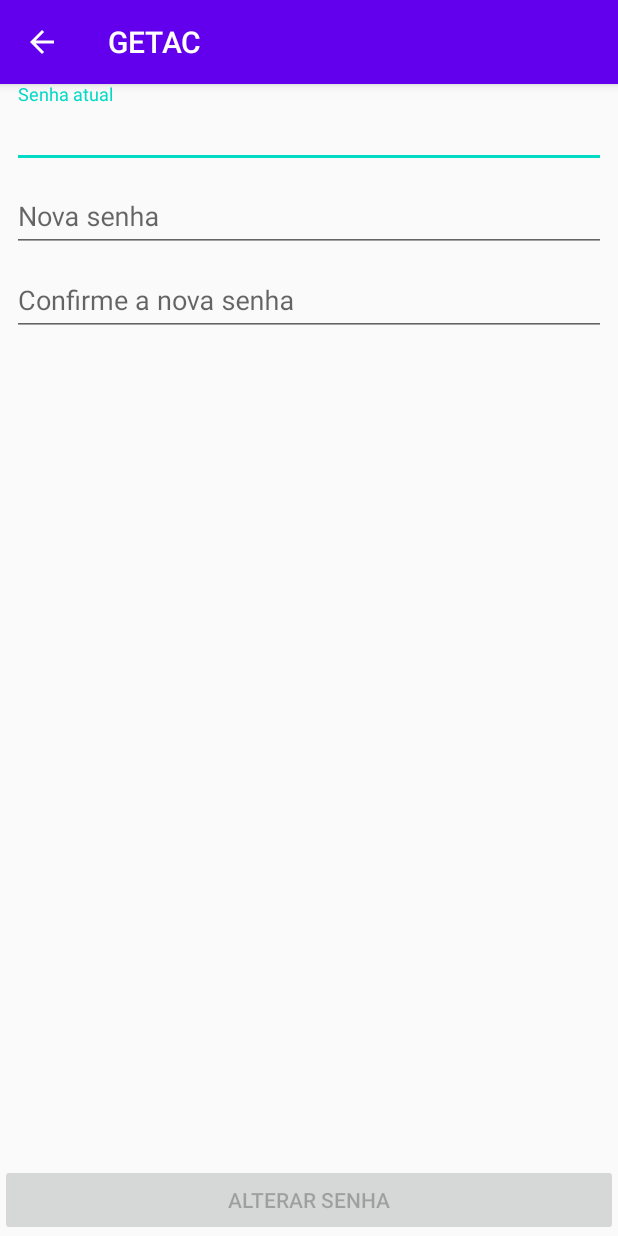
After one commit to GKyomen/GETAC, an Android app: the EditPasswordActivity screen opened directly, with no data from a screen before it, on a phone screen of 412 x 824 dp. The commit adds this screen. Run offline under Robolectric (Android 15) with nearby library versions, the phone set to English and light mode, and no system bars.

Commit message:
#7 - added change password screen

```diff
--- a/iBuildApp1/app/src/main/AndroidManifest.xml
+++ b/iBuildApp1/app/src/main/AndroidManifest.xml
@@ -9,10 +9,10 @@
         android:roundIcon="@mipmap/ic_launcher_round"
         android:supportsRtl="true"
         android:theme="@style/AppTheme">
+        <activity android:name=".EditPasswordActivity"></activity>
         <activity
             android:name=".LoginActivity"
-            android:theme="@style/Theme.AppCompat.Light.NoActionBar">
-        </activity>
+            android:theme="@style/Theme.AppCompat.Light.NoActionBar"></activity>
         <activity android:name=".EditPersonalInfoActivity" />
         <activity android:name=".EditAccountActivity" />
         <activity
--- a/iBuildApp1/app/src/main/java/com/ibuild/getac/EditAccountActivity.kt
+++ b/iBuildApp1/app/src/main/java/com/ibuild/getac/EditAccountActivity.kt
@@ -8,6 +8,7 @@
 class EditAccountActivity : AppCompatActivity() {
 
     private lateinit var editPersonalInfoBtn: LinearLayout
+    private lateinit var editPasswordBtn: LinearLayout
 
     override fun onCreate(savedInstanceState: Bundle?) {
         super.onCreate(savedInstanceState)
@@ -16,9 +17,15 @@
         supportActionBar?.setDisplayHomeAsUpEnabled(true)
 
         editPersonalInfoBtn = findViewById(R.id.btnAccountInfo)
+        editPasswordBtn = findViewById(R.id.btnAccountPassword)
 
         editPersonalInfoBtn.setOnClickListener{
             val intent = Intent(this, EditPersonalInfoActivity::class.java)
+            startActivity(intent)
+        }
+
+        editPasswordBtn.setOnClickListener{
+            val intent = Intent(this, EditPasswordActivity::class.java)
             startActivity(intent)
         }
     }
--- /dev/null
+++ b/iBuildApp1/app/src/main/java/com/ibuild/getac/EditPasswordActivity.kt
@@ -0,0 +1,52 @@
+package com.ibuild.getac
+
+import androidx.appcompat.app.AppCompatActivity
+import android.os.Bundle
+import android.text.Editable
+import android.text.TextWatcher
+import android.widget.Button
+import com.google.android.material.textfield.TextInputEditText
+
+class EditPasswordActivity : AppCompatActivity() {
+
+    private lateinit var oldPassword: TextInputEditText
+    private lateinit var editPassword: TextInputEditText
+    private lateinit var editPasswordConfirm: TextInputEditText
+    private lateinit var btnSavePass: Button
+
+    override fun onCreate(savedInstanceState: Bundle?) {
+        super.onCreate(savedInstanceState)
+        setContentView(R.layout.activity_edit_password)
+
+        supportActionBar?.setDisplayHomeAsUpEnabled(true)
+
+        oldPassword         = findViewById(R.id.oldPassword)
+        editPassword        = findViewById(R.id.editPassword)
+        editPasswordConfirm = findViewById(R.id.editPasswordConfirm)
+        btnSavePass         = findViewById(R.id.btnSavePasswordChanges)
+
+        oldPassword.addTextChangedListener(enableButtonListener)
+        editPassword.addTextChangedListener(enableButtonListener)
+        editPasswordConfirm.addTextChangedListener(enableButtonListener)
+    }
+
+    override fun onSupportNavigateUp(): Boolean {
+        finish()
+        return true
+    }
+
+    private val enableButtonListener = object: TextWatcher {
+        override fun afterTextChanged(s: Editable?) {
+
+        }
+
+        override fun beforeTextChanged(s: CharSequence?, start: Int, count: Int, after: Int) {
+
+        }
+
+        override fun onTextChanged(s: CharSequence?, start: Int, before: Int, count: Int) {
+            btnSavePass.isEnabled = true
+        }
+
+    }
+}
--- /dev/null
+++ b/iBuildApp1/app/src/main/res/layout/activity_edit_password.xml
@@ -0,0 +1,70 @@
+<?xml version="1.0" encoding="utf-8"?>
+<androidx.constraintlayout.widget.ConstraintLayout xmlns:android="http://schemas.android.com/apk/res/android"
+    xmlns:app="http://schemas.android.com/apk/res-auto"
+    xmlns:tools="http://schemas.android.com/tools"
+    android:layout_width="match_parent"
+    android:layout_height="match_parent"
+    tools:context=".EditPasswordActivity">
+
+    <com.google.android.material.textfield.TextInputLayout
+        android:id="@+id/oldPasswordLayout"
+        android:layout_width="match_parent"
+        android:layout_height="wrap_content"
+        android:layout_marginStart="8dp"
+        android:layout_marginEnd="8dp"
+        app:layout_constraintEnd_toEndOf="parent"
+        app:layout_constraintStart_toStartOf="parent"
+        app:layout_constraintTop_toTopOf="parent">
+
+        <com.google.android.material.textfield.TextInputEditText
+            android:id="@+id/oldPassword"
+            android:layout_width="match_parent"
+            android:layout_height="wrap_content"
+            android:hint="@string/old_password_hint" />
+    </com.google.android.material.textfield.TextInputLayout>
+
+    <com.google.android.material.textfield.TextInputLayout
+        android:id="@+id/editPasswordLayout"
+        android:layout_width="match_parent"
+        android:layout_height="wrap_content"
+        android:layout_marginStart="8dp"
+        android:layout_marginEnd="8dp"
+        app:layout_constraintEnd_toEndOf="parent"
+        app:layout_constraintStart_toStartOf="parent"
+        app:layout_constraintTop_toBottomOf="@+id/oldPasswordLayout">
+
+        <com.google.android.material.textfield.TextInputEditText
+            android:id="@+id/editPassword"
+            android:layout_width="match_parent"
+            android:layout_height="wrap_content"
+            android:hint="@string/edit_password_hint" />
+    </com.google.android.material.textfield.TextInputLayout>
+
+    <com.google.android.material.textfield.TextInputLayout
+        android:id="@+id/editPasswordConfirmLayout"
+        android:layout_width="match_parent"
+        android:layout_height="wrap_content"
+        android:layout_marginStart="8dp"
+        android:layout_marginEnd="8dp"
+        app:layout_constraintEnd_toEndOf="parent"
+        app:layout_constraintStart_toStartOf="parent"
+        app:layout_constraintTop_toBottomOf="@+id/editPasswordLayout">
+
+        <com.google.android.material.textfield.TextInputEditText
+            android:id="@+id/editPasswordConfirm"
+            android:layout_width="match_parent"
+            android:layout_height="wrap_content"
+            android:hint="@string/edit_password_confirm_hint" />
+    </com.google.android.material.textfield.TextInputLayout>
+
+    <Button
+        android:id="@+id/btnSavePasswordChanges"
+        android:layout_width="match_parent"
+        android:layout_height="wrap_content"
+        android:enabled="false"
+        android:text="@string/btn_save_password"
+        app:layout_constraintBottom_toBottomOf="parent"
+        app:layout_constraintEnd_toEndOf="parent"
+        app:layout_constraintStart_toStartOf="parent" />
+
+</androidx.constraintlayout.widget.ConstraintLayout>
--- a/iBuildApp1/app/src/main/res/values/strings.xml
+++ b/iBuildApp1/app/src/main/res/values/strings.xml
@@ -45,4 +45,8 @@
     <string name="login_title">Seja bem\nvindo de volta</string>
     <string name="login_email_hint">Email</string>
     <string name="login_pass_hint">Senha</string>
+    <string name="old_password_hint">Senha atual</string>
+    <string name="edit_password_hint">Nova senha</string>
+    <string name="edit_password_confirm_hint">Confirme a nova senha</string>
+    <string name="btn_save_password">Alterar senha</string>
 </resources>
```
